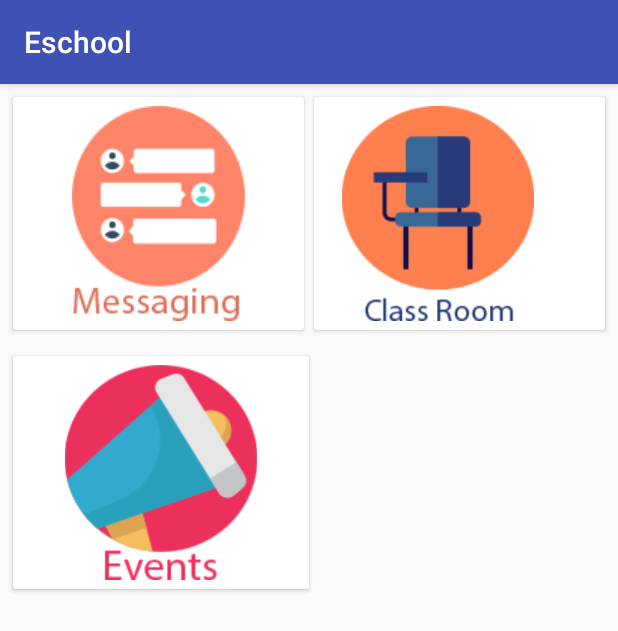
After one commit to iamrahulyadav/Eschool, an Android app: the TeacherHome screen opened directly, with no data from a screen before it, on a phone screen of 412 x 824 dp. The commit adds this screen. Shown: the top 631 px of the screen. Run offline under Robolectric (Android 15) with nearby library versions, the phone set to English and light mode, and no system bars.

Commit message:
latest again

```diff
--- /dev/null
+++ b/app/src/main/java/sas/eschool/TeacherHome.java
@@ -0,0 +1,35 @@
+package sas.eschool;
+
+import android.content.Intent;
+import android.support.v7.app.AppCompatActivity;
+import android.os.Bundle;
+import android.view.View;
+import android.widget.ImageView;
+
+public class TeacherHome extends AppCompatActivity {
+
+    @Override
+    protected void onCreate(Bundle savedInstanceState) {
+        super.onCreate(savedInstanceState);
+        setContentView(R.layout.activity_teacher_home);
+
+        ImageView event_cl = findViewById(R.id.event_cl);
+        ImageView class_cl = findViewById(R.id.class_cl);
+        ImageView mesg_cl = findViewById(R.id.mesg_cl);
+
+
+        mesg_cl.setOnClickListener(v -> {
+
+
+        });
+
+
+        class_cl.setOnClickListener(v -> {
+
+        });
+
+        event_cl.setOnClickListener(v -> {
+            startActivity(new Intent(TeacherHome.this, EventList.class));
+        });
+    }
+}
--- a/app/src/main/res/layout/activity_main.xml
+++ b/app/src/main/res/layout/activity_main.xml
@@ -5,8 +5,7 @@
     android:layout_width="match_parent"
     android:layout_height="match_parent"
     android:background="#f4eaea"
-    android:orientation="vertical"
-    tools:context=".MainActivity">
+    android:orientation="vertical">
 
     <ImageView
         android:layout_width="100dp"
--- /dev/null
+++ b/app/src/main/res/layout/activity_teacher_home.xml
@@ -0,0 +1,65 @@
+<?xml version="1.0" encoding="utf-8"?>
+<LinearLayout xmlns:android="http://schemas.android.com/apk/res/android"
+    xmlns:app="http://schemas.android.com/apk/res-auto"
+    xmlns:tools="http://schemas.android.com/tools"
+    android:layout_width="match_parent"
+    android:orientation="vertical"
+    android:layout_height="match_parent"
+    tools:context=".TeacherHome">
+
+    <LinearLayout
+        android:orientation="horizontal"
+        android:weightSum="2"
+        android:layout_margin="5dp"
+        android:layout_width="match_parent"
+        android:layout_height="wrap_content">
+
+    <android.support.v7.widget.CardView
+        android:layout_weight="1"
+        android:layout_margin="3dp"
+        android:layout_width="0dp"
+        android:layout_height="wrap_content">
+        <ImageView
+            android:id="@+id/mesg_cl"
+            android:padding="6dp"
+            android:src="@drawable/messages"
+            android:layout_width="match_parent"
+            android:layout_height="match_parent" />
+    </android.support.v7.widget.CardView>
+
+        <android.support.v7.widget.CardView
+            android:layout_weight="1"
+            android:layout_width="0dp"
+            android:layout_margin="3dp"
+            android:layout_height="wrap_content">
+            <ImageView
+                android:padding="6dp"
+                android:id="@+id/class_cl"
+                android:src="@drawable/class_room"
+                android:layout_width="wrap_content"
+                android:layout_height="155dp" />
+
+    </android.support.v7.widget.CardView>
+    </LinearLayout>
+    <LinearLayout
+        android:orientation="horizontal"
+        android:weightSum="2"
+        android:layout_margin="5dp"
+        android:layout_width="match_parent"
+        android:layout_height="wrap_content">
+
+        <android.support.v7.widget.CardView
+            android:layout_weight="1"
+            android:layout_margin="3dp"
+            android:layout_width="0dp"
+            android:layout_height="wrap_content">
+            <ImageView
+                android:padding="6dp"
+                android:id="@+id/event_cl"
+                android:src="@drawable/events"
+                android:layout_width="match_parent"
+                android:layout_height="155dp" />
+        </android.support.v7.widget.CardView>
+    </LinearLayout>
+
+</LinearLayout>
```
Also changed, not shown: app/src/main/AndroidManifest.xml (+12 -11 lines), app/src/main/java/sas/eschool/ClassRoom_teacher.java (added, +13 -0 lines), app/src/main/java/sas/eschool/LoginActivity.java (deleted, +0 -23 lines), app/src/main/java/sas/eschool/LoginActivity.kt (added, +30 -0 lines), app/src/main/java/sas/eschool/MainActivity.kt (+8 -2 lines), app/src/main/java/sas/eschool/ParentSideMenu.java (+2 -7 lines), app/src/main/res/layout/activity_class_room_teacher.xml (added, +26 -0 lines), app/src/main/res/drawable/class_room.png (added), app/src/main/res/drawable/events.png (added), app/src/main/res/drawable/messages.png (added).
